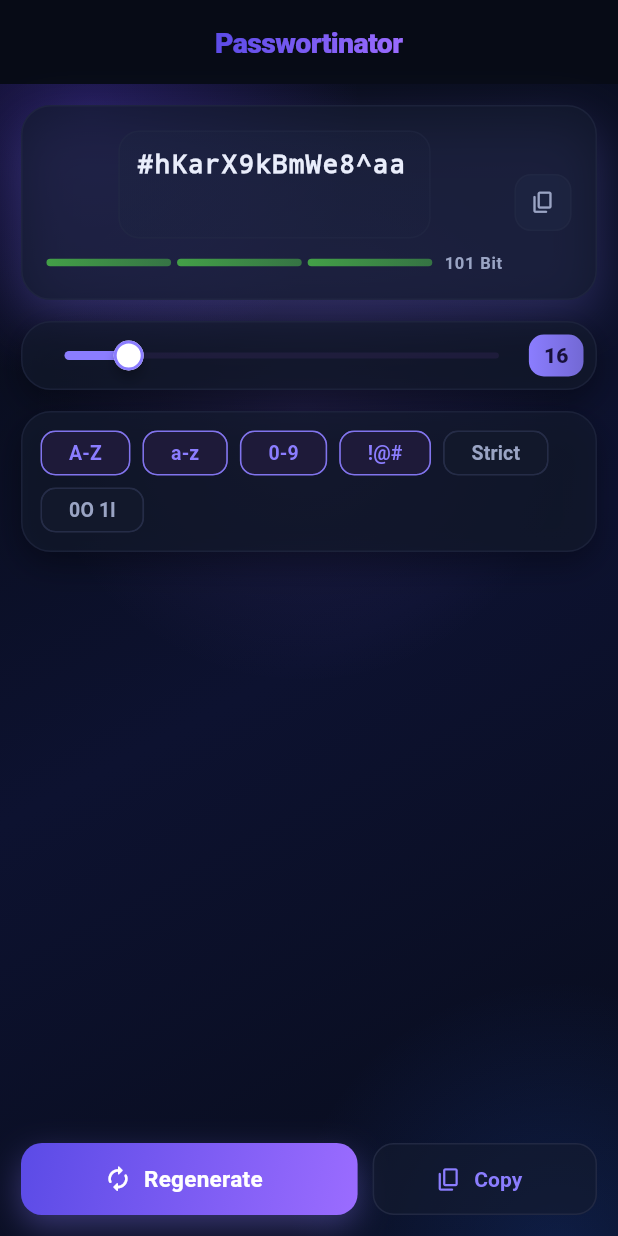
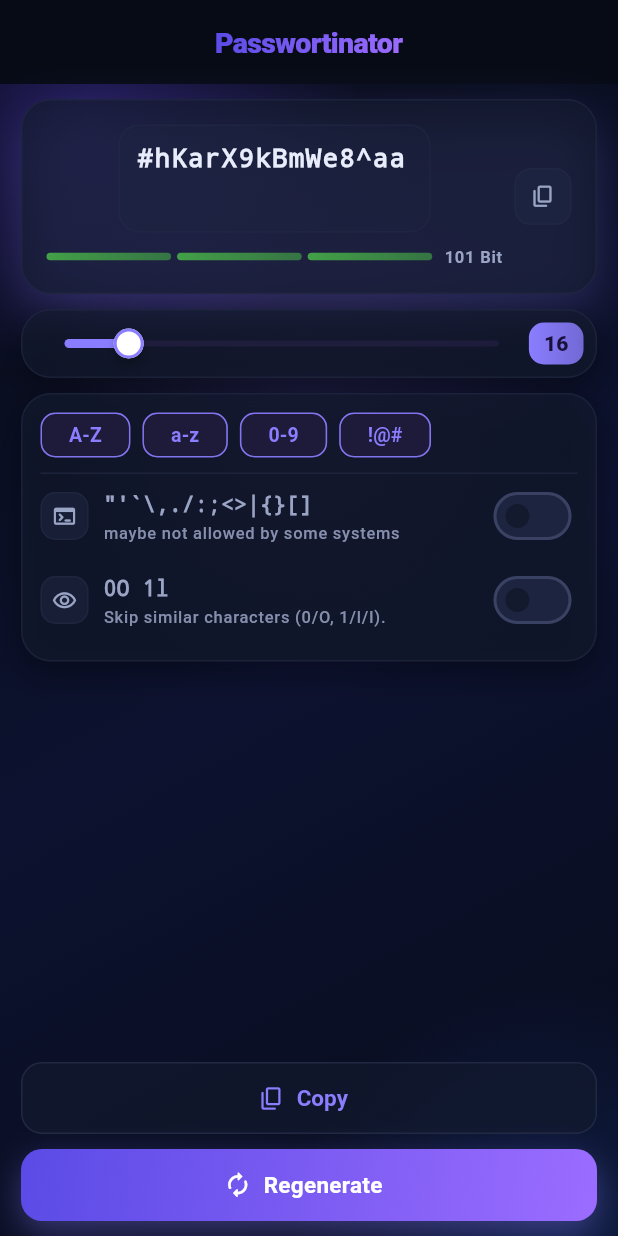
Before and after one commit to isanuric/passwortinator, a Flutter app: the screen it shows after launch, on a phone screen of 412 x 824 dp. Run offline on Flutter 3.47's test engine with Material 3 defaults, Android fonts, the phone set to English and light mode, and no system bars; our stand-ins replace flutter_riverpod.

Commit message:
refactor: update layout of action buttons and options card for improved usability

```diff
--- a/lib/src/features/password_generator/ui/password_generator_screen.dart
+++ b/lib/src/features/password_generator/ui/password_generator_screen.dart
@@ -48,14 +48,14 @@ class PasswordGeneratorScreen extends ConsumerWidget {
                     return SingleChildScrollView(
                       padding: const EdgeInsets.symmetric(
                         horizontal: 14.0,
-                        vertical: 14.0,
+                        vertical: 10.0,
                       ),
                       // Force the column to at least fill the viewport height
                       // (minus the scroll padding), so the Spacer below pushes
                       // the action button to the bottom edge.
                       child: ConstrainedBox(
                         constraints: BoxConstraints(
-                          minHeight: viewportConstraints.maxHeight - 28,
+                          minHeight: viewportConstraints.maxHeight - 20,
                         ),
                         child: const IntrinsicHeight(
                           child: Column(
@@ -63,17 +63,17 @@ class PasswordGeneratorScreen extends ConsumerWidget {
                             children: [
                               // 1. Output – password with inline copy & strength
                               PasswordDisplayCard(),
-                              SizedBox(height: 14),
+                              SizedBox(height: 10),
 
                               // 2. Controls – length slider + character chips
                               LengthSlider(),
-                              SizedBox(height: 14),
+                              SizedBox(height: 10),
                               OptionsCard(),
 
                               // Flexible gap: absorbs all leftover space so the
                               // action button sits flush at the bottom edge.
                               Spacer(),
-                              SizedBox(height: 14),
+                              SizedBox(height: 10),
 
                               // 3. Primary action – pinned to the bottom
                               ActionButtons(),
--- a/lib/src/features/password_generator/ui/widgets/action_buttons.dart
+++ b/lib/src/features/password_generator/ui/widgets/action_buttons.dart
@@ -4,8 +4,8 @@ import '../../../../core/theme/app_theme.dart';
 import '../../logic/password_generator_provider.dart';
 import '../clipboard_utils.dart';
 
-/// Primary actions pinned to the bottom edge: a dominant regenerate button and
-/// a secondary copy button side by side, so both actions are thumb-friendly.
+/// Primary actions pinned to the bottom edge: regenerate (dominant) and copy
+/// (secondary) side by side, so both actions are thumb-friendly.
 class ActionButtons extends ConsumerWidget {
   const ActionButtons({super.key});
 
@@ -17,12 +17,31 @@ class ActionButtons extends ConsumerWidget {
     final notifier = ref.read(passwordGeneratorProvider.notifier);
     final cs = Theme.of(context).colorScheme;
 
-    return Row(
+    return Column(
+      crossAxisAlignment: CrossAxisAlignment.stretch,
       children: [
-        // Primary regenerate button – dominant width
-        Expanded(
-          flex: 3,
-          child: DecoratedBox(
+        // Secondary copy button – full width, on top
+        OutlinedButton.icon(
+          onPressed: () =>
+              ClipboardUtils.copyWithFeedback(context, password),
+          style: OutlinedButton.styleFrom(
+            foregroundColor: cs.primary,
+            backgroundColor:
+                cs.surfaceContainerLowest.withValues(alpha: 0.6),
+            side: BorderSide(color: cs.outlineVariant.withValues(alpha: 0.8)),
+            shape: RoundedRectangleBorder(
+              borderRadius: BorderRadius.circular(14),
+            ),
+            textStyle:
+                const TextStyle(fontSize: 15, fontWeight: FontWeight.w600),
+          ),
+          icon: const Icon(Icons.copy_rounded, size: 18),
+          label: const Text('Copy'),
+        ),
+        const SizedBox(height: 10),
+
+        // Primary regenerate button – full width, below
+        DecoratedBox(
           decoration: BoxDecoration(
             borderRadius: BorderRadius.circular(14),
             gradient: AppTheme.primaryGradient,
@@ -55,30 +74,6 @@ class ActionButtons extends ConsumerWidget {
             label: const Text('Regenerate'),
           ),
         ),
-        ),
-        const SizedBox(width: 10),
-
-        // Secondary copy button – smaller share of the width
-        Expanded(
-          flex: 2,
-          child: OutlinedButton.icon(
-            onPressed: () =>
-                ClipboardUtils.copyWithFeedback(context, password),
-            style: OutlinedButton.styleFrom(
-              foregroundColor: cs.primary,
-              backgroundColor:
-                  cs.surfaceContainerLowest.withValues(alpha: 0.6),
-              side: BorderSide(color: cs.outlineVariant.withValues(alpha: 0.8)),
-              shape: RoundedRectangleBorder(
-                borderRadius: BorderRadius.circular(14),
-              ),
-              textStyle:
-                  const TextStyle(fontSize: 14, fontWeight: FontWeight.w600),
-            ),
-            icon: const Icon(Icons.copy_rounded, size: 18),
-            label: const Text('Copy'),
-          ),
-        ),
       ],
     );
   }
--- a/lib/src/features/password_generator/ui/widgets/options_card.dart
+++ b/lib/src/features/password_generator/ui/widgets/options_card.dart
@@ -1,11 +1,13 @@
 import 'package:flutter/material.dart';
 import 'package:flutter_riverpod/flutter_riverpod.dart';
+import '../../../../core/constants/app_constants.dart';
 import '../../../../core/widgets/surface_card.dart';
 import '../../logic/password_generator_provider.dart';
 import '../../models/password_config.dart';
 
-/// Minimal character set selector: a wrap of compact chips. No title, no
-/// subtitle – the chips are self-explanatory (A-Z, a-z, 0-9, symbols, strict).
+/// Minimal character set selector: the four main categories as compact chips
+/// plus two toggle rows (Strict and exclude-similar) with a short explanation
+/// each, so the user understands what the options do.
 ///
 /// Watches only the configuration – it is not rebuilt when the password or the
 /// length slider changes.
@@ -21,7 +23,11 @@ class OptionsCard extends ConsumerWidget {
 
     return SurfaceCard(
       padding: const EdgeInsets.symmetric(horizontal: 12, vertical: 12),
-      child: Wrap(
+      child: Column(
+        crossAxisAlignment: CrossAxisAlignment.stretch,
+        children: [
+          // Main character categories as chips
+          Wrap(
             spacing: 8,
             runSpacing: 8,
             children: [
@@ -53,19 +59,36 @@ class OptionsCard extends ConsumerWidget {
                 label: '!@#',
                 notifier: notifier,
               ),
-          _buildCategoryChip(
+            ],
+          ),
+          const SizedBox(height: 10),
+          const Divider(height: 1),
+
+          // Extra options with explanation, each on its own row
+          _buildToggleRow(
             context: context,
-            config: config,
-            category: PasswordCategory.specialStrict,
-            label: 'Strict',
-            notifier: notifier,
+            icon: Icons.terminal_rounded,
+            iconColor: config.includeSpecialStrict
+                ? Theme.of(context).colorScheme.secondary
+                : null,
+            // Show the actual characters instead of a name, so the user sees
+            // exactly which symbols get added.
+            title: AppConstants.strictSpecialCharacters,
+            description: 'maybe not allowed by some systems',
+            value: config.includeSpecialStrict,
+            onChanged: (v) =>
+                notifier.toggleCategory(PasswordCategory.specialStrict, v),
           ),
-          _buildBooleanChip(
+          _buildToggleRow(
             context: context,
-            label: '0O 1l',
-            tooltip: 'Exclude similar characters (0/O, 1/l/I)',
-            selected: config.excludeAmbiguous,
-            onSelected: notifier.setExcludeAmbiguous,
+            icon: Icons.remove_red_eye_outlined,
+            iconColor: config.excludeAmbiguous
+                ? Theme.of(context).colorScheme.secondary
+                : null,
+            title: '0O 1l',
+            description: 'Skip similar characters (0/O, 1/l/I).',
+            value: config.excludeAmbiguous,
+            onChanged: notifier.setExcludeAmbiguous,
           ),
         ],
       ),
@@ -112,43 +135,74 @@ class OptionsCard extends ConsumerWidget {
     );
   }
 
-  /// A boolean toggle chip (e.g. "exclude similar characters"). Unlike the
-  /// category chips it can always be switched off again – there is no
-  /// "last active" rule for it.
-  Widget _buildBooleanChip({
+  /// A full-width toggle row: icon, title, short explanation and a switch.
+  Widget _buildToggleRow({
     required BuildContext context,
-    required String label,
-    required String tooltip,
-    required bool selected,
-    required void Function(bool) onSelected,
+    required IconData icon,
+    required String title,
+    required String description,
+    required bool value,
+    required void Function(bool) onChanged,
+    Color? iconColor,
   }) {
-    final cs = Theme.of(context).colorScheme;
+    final theme = Theme.of(context);
+    final cs = theme.colorScheme;
 
-    return Tooltip(
-      message: tooltip,
-      child: FilterChip(
-        label: Text(label),
-        selected: selected,
-        showCheckmark: false,
-        onSelected: onSelected,
-        visualDensity: VisualDensity.compact,
-        materialTapTargetSize: MaterialTapTargetSize.shrinkWrap,
-        labelStyle: TextStyle(
-          fontSize: 13,
-          fontWeight: FontWeight.w600,
-          color: selected ? cs.secondary : cs.onSurfaceVariant,
+    return Padding(
+      padding: const EdgeInsets.symmetric(vertical: 4),
+      child: Row(
+        children: [
+          Container(
+            width: 32,
+            height: 32,
+            decoration: BoxDecoration(
+              color: cs.surfaceContainerHighest.withValues(alpha: 0.6),
+              borderRadius: BorderRadius.circular(10),
+              border: Border.all(
+                color: cs.outlineVariant.withValues(alpha: 0.5),
               ),
-        selectedColor: cs.secondaryContainer.withValues(alpha: 0.6),
-        backgroundColor: cs.surfaceContainerHighest.withValues(alpha: 0.5),
-        side: BorderSide(
-          color: selected
-              ? cs.secondary.withValues(alpha: 0.7)
-              : cs.outlineVariant,
             ),
-        shape: RoundedRectangleBorder(
-          borderRadius: BorderRadius.circular(10),
+            child: Icon(
+              icon,
+              size: 17,
+              color: iconColor ?? cs.onSurfaceVariant,
             ),
-        padding: const EdgeInsets.symmetric(horizontal: 10, vertical: 6),
+          ),
+          const SizedBox(width: 10),
+          Expanded(
+            child: Column(
+              crossAxisAlignment: CrossAxisAlignment.start,
+              children: [
+                Text(
+                  title,
+                  style: theme.textTheme.labelLarge?.copyWith(
+                    fontWeight: FontWeight.w700,
+                    color: value ? cs.onSurface : cs.onSurfaceVariant,
+                    // Monospace keeps special characters clearly readable.
+                    fontFamily: 'monospace',
+                    letterSpacing: 0.3,
+                  ),
+                ),
+                const SizedBox(height: 2),
+                Text(
+                  description,
+                  style: theme.textTheme.labelSmall?.copyWith(
+                    color: cs.onSurfaceVariant.withValues(alpha: 0.85),
+                    height: 1.25,
+                  ),
+                ),
+              ],
+            ),
+          ),
+          const SizedBox(width: 8),
+          Switch(
+            value: value,
+            activeThumbColor: cs.surfaceContainerLowest,
+            activeTrackColor: cs.secondary,
+            inactiveThumbColor: cs.surfaceContainerLowest,
+            onChanged: onChanged,
+          ),
+        ],
       ),
     );
   }
--- a/pubspec.yaml
+++ b/pubspec.yaml
@@ -1,7 +1,7 @@
 name: passwortinator
 description: "A modern, cross-platform password generator built with Flutter and Riverpod."
 publish_to: 'none'
-version: 1.0.0+3
+version: 1.0.0+4
 
 environment:
   sdk: '>=3.0.0 <4.0.0'
```
Also changed, not shown: 1 other file. Lines whose indentation alone changed are shown as unchanged.
